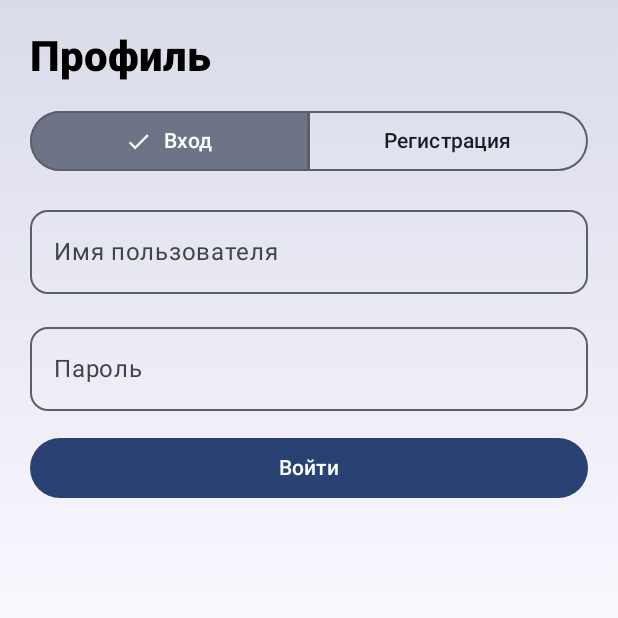
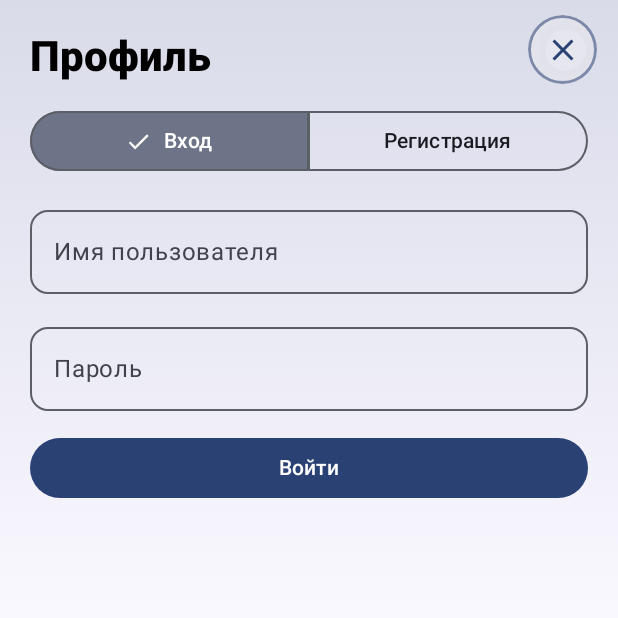
Before and after one commit to FaraonTT/fStore, an Android app built with Jetpack Compose: the screen it shows after launch (MainActivity), after a tap on "Профиль", on a phone screen of 412 x 824 dp, the top half of it. Run offline under Robolectric (Android 15) with nearby library versions, the phone set to English and light mode, and no system bars; our stand-ins replace Material 3 Expressive styles (plain Material 3 is drawn); network calls fail; 1 statement that could not run was skipped.

Commit message:
Main: fix ProfileScreen call, in-app APK links, close button for profile

```diff
--- a/app/src/main/java/com/fworld/fstore/MainActivity.kt
+++ b/app/src/main/java/com/fworld/fstore/MainActivity.kt
@@ -45,6 +45,7 @@ import androidx.compose.foundation.layout.width
 import androidx.compose.foundation.shape.CircleShape
 import androidx.compose.foundation.shape.RoundedCornerShape
 import androidx.compose.material.icons.Icons
+import androidx.compose.material.icons.filled.Close
 import androidx.compose.material.icons.filled.CloudUpload
 import androidx.compose.material.icons.filled.Home
 import androidx.compose.material.icons.filled.Person
@@ -73,6 +74,8 @@ import androidx.compose.ui.graphics.Brush
 import androidx.compose.ui.graphics.Color
 import androidx.compose.ui.graphics.compositeOver
 import androidx.compose.ui.graphics.vector.ImageVector
+import androidx.compose.ui.platform.LocalUriHandler
+import androidx.compose.ui.platform.UriHandler
 import androidx.compose.ui.unit.dp
 import androidx.lifecycle.viewmodel.compose.viewModel
 
@@ -140,7 +143,21 @@ fun FStoreApp(vm: StoreVM, dark: Boolean) {
     val glow = cs.primary.copy(alpha = if (dark && vm.amoled) 0.10f else 0.16f).compositeOver(cs.background)
     val bg = Brush.verticalGradient(0f to glow, 0.5f to cs.background, 1f to cs.background)
 
-    CompositionLocalProvider(LocalAnim provides anim, LocalBottomPad provides dockPad) {
+    // Ссылки на APK из каталога скачиваются внутри приложения (в «Загрузки»), а не открываются в браузере.
+    val baseUri = LocalUriHandler.current
+    val uriHandler = remember(baseUri, vm) {
+        object : UriHandler {
+            override fun openUri(uri: String) {
+                if (!vm.downloadByUrl(uri)) baseUri.openUri(uri)
+            }
+        }
+    }
+
+    CompositionLocalProvider(
+        LocalAnim provides anim,
+        LocalBottomPad provides dockPad,
+        LocalUriHandler provides uriHandler,
+    ) {
         Scaffold(
             containerColor = Color.Transparent,
             contentWindowInsets = WindowInsets(0, 0, 0, 0),
@@ -177,7 +194,6 @@ fun FStoreApp(vm: StoreVM, dark: Boolean) {
                         k == "admin" -> AdminScreen(vm) { admin = false }
                         k == "profile" -> ProfileScreen(
                             vm = vm,
-                            onBack = { profile = false },
                             onOpenApp = { profile = false; detail = it },
                             onUpload = { uploadTarget = null; profile = false; tab = 1 },
                             onAdmin = { admin = true },
@@ -216,6 +232,16 @@ fun FStoreApp(vm: StoreVM, dark: Boolean) {
                     exit = if (anim) fadeOut() + scaleOut(targetScale = 0.6f) else ExitTransition.None,
                 ) {
                     ProfileButton(vm.me) { profile = true }
+                }
+
+                // В профиле на том же месте — кнопка «закрыть» (у остальных вложенных экранов своя стрелка назад).
+                AnimatedVisibility(
+                    visible = profile && !admin,
+                    modifier = Modifier.align(Alignment.TopEnd),
+                    enter = if (anim) fadeIn() + scaleIn(initialScale = 0.6f) else EnterTransition.None,
+                    exit = if (anim) fadeOut() + scaleOut(targetScale = 0.6f) else ExitTransition.None,
+                ) {
+                    CloseButton { profile = false }
                 }
 
                 // Плавающий док.
@@ -261,6 +287,27 @@ private fun ProfileButton(me: User?, onClick: () -> Unit) {
             } else {
                 Icon(Icons.Default.Person, "Профиль", tint = MaterialTheme.colorScheme.primary)
             }
+        }
+    }
+}
+
+@Composable
+private fun CloseButton(onClick: () -> Unit) {
+    Surface(
+        shape = CircleShape,
+        color = MaterialTheme.colorScheme.surfaceContainerHigh,
+        tonalElevation = 3.dp,
+        shadowElevation = 6.dp,
+        border = BorderStroke(1.5.dp, MaterialTheme.colorScheme.primary.copy(alpha = 0.55f)),
+        modifier = Modifier
+            .statusBarsPadding()
+            .padding(top = 10.dp, end = 14.dp)
+            .size(46.dp)
+            .clip(CircleShape)
+            .clickable(onClick = onClick),
+    ) {
+        Box(contentAlignment = Alignment.Center) {
+            Icon(Icons.Default.Close, "Закрыть профиль", tint = MaterialTheme.colorScheme.primary)
         }
     }
 }
```
